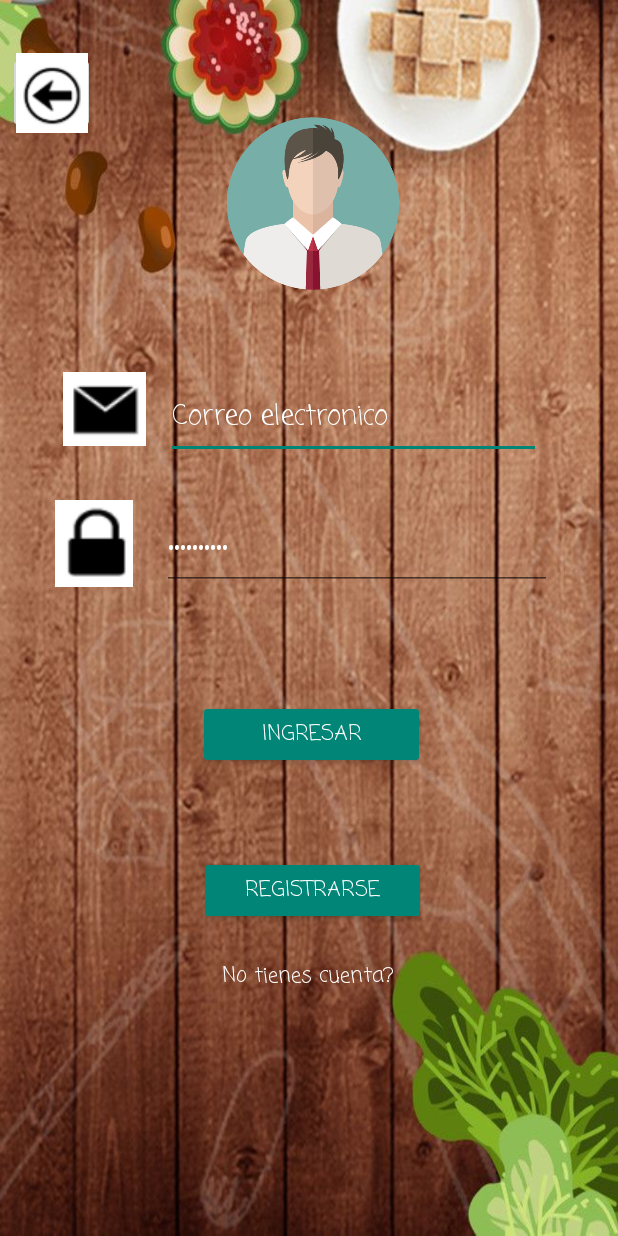
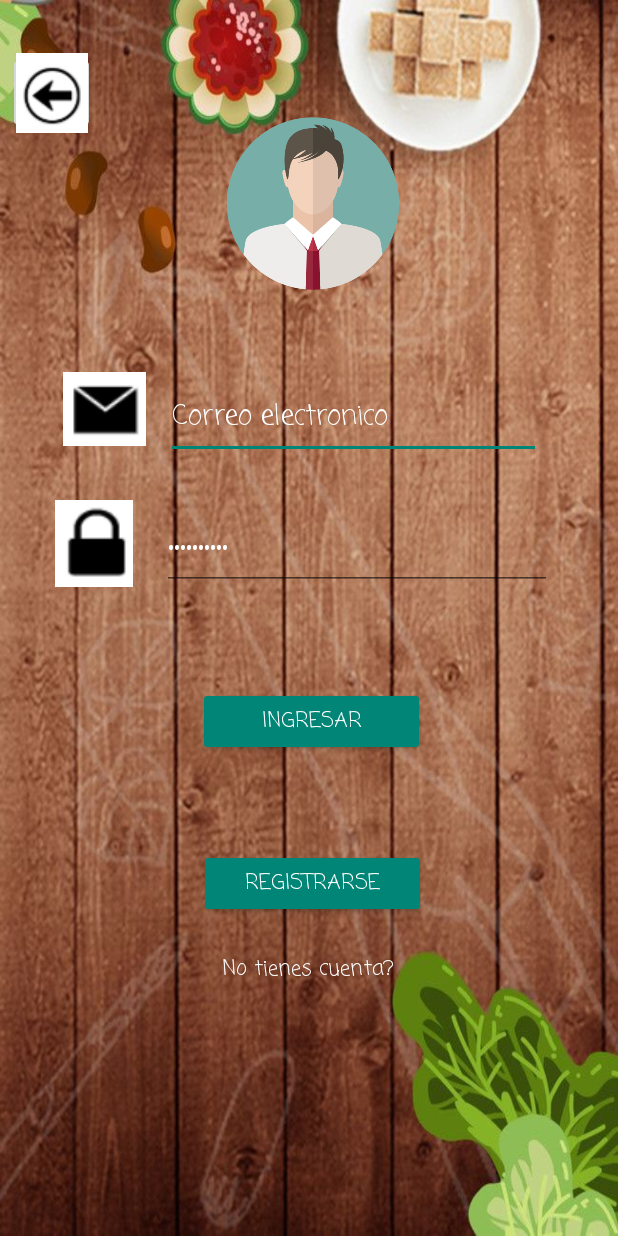
Before and after one commit to DanielGit-bit/Repo_App, an Android app: the loginActivity screen opened directly, with no data from a screen before it, on a phone screen of 412 x 824 dp. Run offline under Robolectric (Android 15) with nearby library versions, the light colour scheme and no system bars.

```diff
--- a/app/src/main/res/layout/activity_login.xml
+++ b/app/src/main/res/layout/activity_login.xml
@@ -101,7 +101,7 @@
         app:layout_constraintBottom_toBottomOf="parent"
         app:layout_constraintStart_toStartOf="parent"
         app:layout_constraintTop_toBottomOf="@+id/Contraseña_txt"
-        app:layout_constraintVertical_bias="0.212" />
+        app:layout_constraintVertical_bias="0.021" />
 
     <Button
         android:id="@+id/Boton_ir_registrarse"
```
